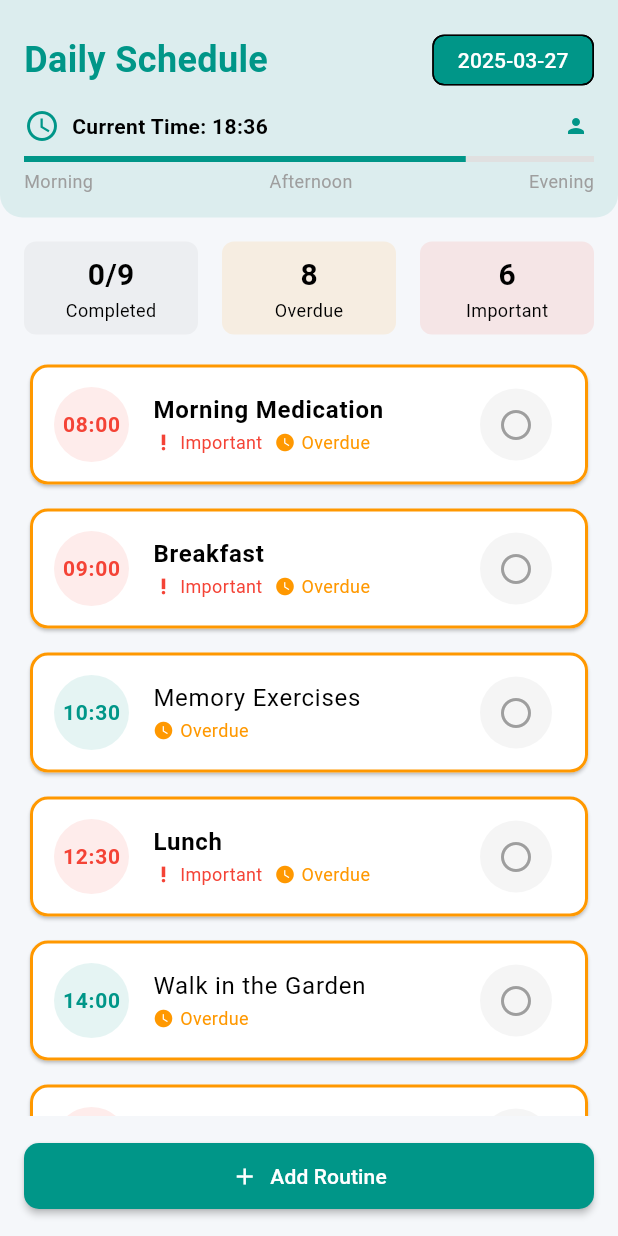
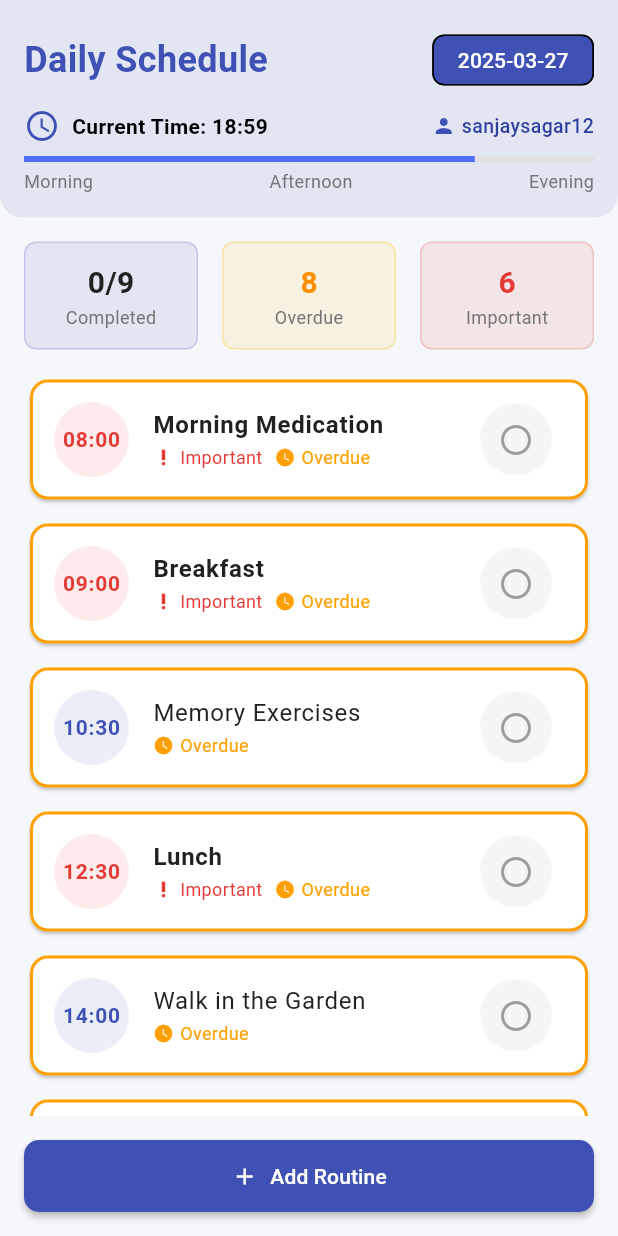
Before and after one commit to sanjaysagar12/memory_assistant, a Flutter app: the DailyRoutineComponent widget shown alone on an empty page, opened directly, on a phone screen of 412 x 824 dp. Run offline on Flutter 3.47's test engine with Material 3 defaults, Android fonts, the phone set to English and light mode, and no system bars; our stand-ins replace geolocator, google_maps_flutter, speech_to_text; network calls fail.

Commit message:
updated routine theam

```diff
--- a/lib/components/daily_routine/daily_routine_component.dart
+++ b/lib/components/daily_routine/daily_routine_component.dart
@@ -1,4 +1,5 @@
 import 'package:flutter/material.dart';
+import '../../theme/app_theme.dart';
 
 class DailyRoutineComponent extends StatefulWidget {
   const DailyRoutineComponent({Key? key}) : super(key: key);
@@ -67,8 +68,9 @@ class _DailyRoutineComponentState extends State<DailyRoutineComponent> {
   ];
 
   // Current time exactly as provided
-  String _currentTime = "2025-03-27 18:36:06";
+  String _currentTime = "2025-03-27 18:59:34";
   late DateTime _currentDateTime;
+  String _username = "sanjaysagar12";
 
   @override
   void initState() {
@@ -100,7 +102,7 @@ class _DailyRoutineComponentState extends State<DailyRoutineComponent> {
         Container(
           padding: EdgeInsets.all(16),
           decoration: BoxDecoration(
-            color: Colors.teal.withOpacity(0.1),
+            color: AppTheme.primaryColor.withOpacity(0.1),
             borderRadius: BorderRadius.only(
               bottomLeft: Radius.circular(15),
               bottomRight: Radius.circular(15),
@@ -116,7 +118,7 @@ class _DailyRoutineComponentState extends State<DailyRoutineComponent> {
                     style: TextStyle(
                       fontSize: 24,
                       fontWeight: FontWeight.bold,
-                      color: Colors.teal,
+                      color: AppTheme.primaryColor,
                     ),
                   ),
                   Chip(
@@ -124,7 +126,7 @@ class _DailyRoutineComponentState extends State<DailyRoutineComponent> {
                       _currentDateTime.toLocal().toString().split(' ')[0],
                       style: TextStyle(color: Colors.white),
                     ),
-                    backgroundColor: Colors.teal,
+                    backgroundColor: AppTheme.primaryColor,
                     padding: EdgeInsets.symmetric(horizontal: 8),
                   ),
                 ],
@@ -132,24 +134,30 @@ class _DailyRoutineComponentState extends State<DailyRoutineComponent> {
               SizedBox(height: 8),
               Row(
                 children: [
-                  Icon(Icons.access_time, color: Colors.teal),
+                  Icon(Icons.access_time, color: AppTheme.primaryColor),
                   SizedBox(width: 8),
                   Text(
                     'Current Time: ${_currentDateTime.hour.toString().padLeft(2, '0')}:${_currentDateTime.minute.toString().padLeft(2, '0')}',
                     style: TextStyle(fontWeight: FontWeight.bold),
                   ),
                   Spacer(),
-                  Icon(Icons.person, color: Colors.teal, size: 16),
+                  Icon(Icons.person, color: AppTheme.primaryColor, size: 16),
                   SizedBox(width: 4),
+                  Text(
+                    _username,
+                    style: TextStyle(
+                      color: AppTheme.secondaryColor,
+                      fontWeight: FontWeight.w500,
+                      fontSize: 13,
+                    ),
+                  ),
                 ],
               ),
               SizedBox(height: 8),
               LinearProgressIndicator(
-                value:
-                    (_currentDateTime.hour * 60 + _currentDateTime.minute) /
-                    (24 * 60),
+                value: (_currentDateTime.hour * 60 + _currentDateTime.minute) / (24 * 60),
                 backgroundColor: Colors.grey[300],
-                valueColor: AlwaysStoppedAnimation<Color>(Colors.teal),
+                valueColor: AlwaysStoppedAnimation<Color>(AppTheme.accentColor),
               ),
               SizedBox(height: 4),
               Row(
@@ -157,15 +165,15 @@ class _DailyRoutineComponentState extends State<DailyRoutineComponent> {
                 children: [
                   Text(
                     'Morning',
-                    style: TextStyle(fontSize: 12, color: Colors.grey),
+                    style: TextStyle(fontSize: 12, color: AppTheme.secondaryTextColor),
                   ),
                   Text(
                     'Afternoon',
-                    style: TextStyle(fontSize: 12, color: Colors.grey),
+                    style: TextStyle(fontSize: 12, color: AppTheme.secondaryTextColor),
                   ),
                   Text(
                     'Evening',
-                    style: TextStyle(fontSize: 12, color: Colors.grey),
+                    style: TextStyle(fontSize: 12, color: AppTheme.secondaryTextColor),
                   ),
                 ],
               ),
@@ -180,10 +188,14 @@ class _DailyRoutineComponentState extends State<DailyRoutineComponent> {
             children: [
               Expanded(
                 child: Container(
-                  padding: EdgeInsets.symmetric(vertical: 8),
+                  padding: EdgeInsets.symmetric(vertical: 12),
                   decoration: BoxDecoration(
-                    color: Colors.grey.withOpacity(0.1),
+                    color: AppTheme.primaryColor.withOpacity(0.1),
                     borderRadius: BorderRadius.circular(8),
+                    border: Border.all(
+                      color: AppTheme.primaryColor.withOpacity(0.2),
+                      width: 1,
+                    ),
                   ),
                   child: Column(
                     children: [
@@ -192,9 +204,13 @@ class _DailyRoutineComponentState extends State<DailyRoutineComponent> {
                         style: TextStyle(
                           fontSize: 20,
                           fontWeight: FontWeight.bold,
+                          color: AppTheme.primaryTextColor,
                         ),
                       ),
-                      Text('Completed', style: TextStyle(fontSize: 12)),
+                      Text(
+                        'Completed',
+                        style: TextStyle(fontSize: 12, color: AppTheme.secondaryTextColor),
+                      ),
                     ],
                   ),
                 ),
@@ -202,10 +218,14 @@ class _DailyRoutineComponentState extends State<DailyRoutineComponent> {
               SizedBox(width: 16),
               Expanded(
                 child: Container(
-                  padding: EdgeInsets.symmetric(vertical: 8),
+                  padding: EdgeInsets.symmetric(vertical: 12),
                   decoration: BoxDecoration(
-                    color: Colors.orange.withOpacity(0.1),
+                    color: Colors.amber.withOpacity(0.1),
                     borderRadius: BorderRadius.circular(8),
+                    border: Border.all(
+                      color: Colors.amber.withOpacity(0.3),
+                      width: 1,
+                    ),
                   ),
                   child: Column(
                     children: [
@@ -214,9 +234,13 @@ class _DailyRoutineComponentState extends State<DailyRoutineComponent> {
                         style: TextStyle(
                           fontSize: 20,
                           fontWeight: FontWeight.bold,
+                          color: Colors.amber[800],
                         ),
                       ),
-                      Text('Overdue', style: TextStyle(fontSize: 12)),
+                      Text(
+                        'Overdue',
+                        style: TextStyle(fontSize: 12, color: AppTheme.secondaryTextColor),
+                      ),
                     ],
                   ),
                 ),
@@ -224,10 +248,14 @@ class _DailyRoutineComponentState extends State<DailyRoutineComponent> {
               SizedBox(width: 16),
               Expanded(
                 child: Container(
-                  padding: EdgeInsets.symmetric(vertical: 8),
+                  padding: EdgeInsets.symmetric(vertical: 12),
                   decoration: BoxDecoration(
-                    color: Colors.red.withOpacity(0.1),
+                    color: AppTheme.errorColor.withOpacity(0.1),
                     borderRadius: BorderRadius.circular(8),
+                    border: Border.all(
+                      color: AppTheme.errorColor.withOpacity(0.2),
+                      width: 1,
+                    ),
                   ),
                   child: Column(
                     children: [
@@ -236,9 +264,13 @@ class _DailyRoutineComponentState extends State<DailyRoutineComponent> {
                         style: TextStyle(
                           fontSize: 20,
                           fontWeight: FontWeight.bold,
+                          color: AppTheme.errorColor,
                         ),
                       ),
-                      Text('Important', style: TextStyle(fontSize: 12)),
+                      Text(
+                        'Important',
+                        style: TextStyle(fontSize: 12, color: AppTheme.secondaryTextColor),
+                      ),
                     ],
                   ),
                 ),
@@ -265,16 +297,12 @@ class _DailyRoutineComponentState extends State<DailyRoutineComponent> {
                 shape: RoundedRectangleBorder(
                   borderRadius: BorderRadius.circular(12),
                   side: BorderSide(
-                    color:
-                        isCurrent
-                            ? Colors.teal
-                            : (isPastDue && !routine['completed'])
-                            ? Colors.orange
+                    color: isCurrent
+                        ? AppTheme.accentColor
+                        : (isPastDue && !routine['completed'])
+                            ? Colors.amber[700]!
                             : Colors.transparent,
-                    width:
-                        isCurrent || (isPastDue && !routine['completed'])
-                            ? 2
-                            : 0,
+                    width: isCurrent || (isPastDue && !routine['completed']) ? 2 : 0,
                   ),
                 ),
                 child: Padding(
@@ -285,10 +313,9 @@ class _DailyRoutineComponentState extends State<DailyRoutineComponent> {
                       height: 50,
                       decoration: BoxDecoration(
                         shape: BoxShape.circle,
-                        color:
-                            routine['important']
-                                ? Colors.red.withOpacity(0.1)
-                                : Colors.teal.withOpacity(0.1),
+                        color: routine['important']
+                            ? AppTheme.errorColor.withOpacity(0.1)
+                            : AppTheme.primaryColor.withOpacity(0.1),
                       ),
                       child: Center(
                         child: Text(
@@ -296,8 +323,9 @@ class _DailyRoutineComponentState extends State<DailyRoutineComponent> {
                           style: TextStyle(
                             fontSize: 14,
                             fontWeight: FontWeight.bold,
-                            color:
-                                routine['important'] ? Colors.red : Colors.teal,
+                            color: routine['important']
+                                ? AppTheme.errorColor
+                                : AppTheme.primaryColor,
                           ),
                         ),
                       ),
@@ -306,16 +334,11 @@ class _DailyRoutineComponentState extends State<DailyRoutineComponent> {
                       routine['activity'],
                       style: TextStyle(
                         fontSize: 16,
-                        fontWeight:
-                            routine['important']
-                                ? FontWeight.bold
-                                : FontWeight.normal,
-                        decoration:
-                            routine['completed']
-                                ? TextDecoration.lineThrough
-                                : null,
-                        color:
-                            routine['completed'] ? Colors.grey : Colors.black,
+                        fontWeight: routine['important'] ? FontWeight.bold : FontWeight.normal,
+                        decoration: routine['completed'] ? TextDecoration.lineThrough : null,
+                        color: routine['completed']
+                            ? AppTheme.secondaryTextColor
+                            : AppTheme.primaryTextColor,
                       ),
                     ),
                     subtitle: Row(
@@ -326,13 +349,13 @@ class _DailyRoutineComponentState extends State<DailyRoutineComponent> {
                               Icon(
                                 Icons.priority_high,
                                 size: 14,
-                                color: Colors.red,
+                                color: AppTheme.errorColor,
                               ),
                               SizedBox(width: 4),
                               Text(
                                 'Important',
                                 style: TextStyle(
-                                  color: Colors.red,
+                                  color: AppTheme.errorColor,
                                   fontSize: 12,
                                 ),
                               ),
@@ -345,13 +368,13 @@ class _DailyRoutineComponentState extends State<DailyRoutineComponent> {
                               Icon(
                                 Icons.watch_later,
                                 size: 14,
-                                color: Colors.orange,
+                                color: Colors.amber[700],
                               ),
                               SizedBox(width: 4),
                               Text(
                                 'Overdue',
                                 style: TextStyle(
-                                  color: Colors.orange,
+                                  color: Colors.amber[700],
                                   fontSize: 12,
                                 ),
                               ),
@@ -362,18 +385,16 @@ class _DailyRoutineComponentState extends State<DailyRoutineComponent> {
                     trailing: Container(
                       decoration: BoxDecoration(
                         shape: BoxShape.circle,
-                        color:
-                            routine['completed']
-                                ? Colors.green.withOpacity(0.1)
-                                : Colors.grey.withOpacity(0.1),
+                        color: routine['completed']
+                            ? Colors.green.withOpacity(0.1)
+                            : Colors.grey.withOpacity(0.1),
                       ),
                       child: IconButton(
                         icon: Icon(
                           routine['completed']
                               ? Icons.check_circle
                               : Icons.circle_outlined,
-                          color:
-                              routine['completed'] ? Colors.green : Colors.grey,
+                          color: routine['completed'] ? Colors.green : Colors.grey,
                         ),
                         onPressed: () => _toggleRoutineCompletion(index),
                       ),
@@ -397,18 +418,20 @@ class _DailyRoutineComponentState extends State<DailyRoutineComponent> {
                     ScaffoldMessenger.of(context).showSnackBar(
                       SnackBar(
                         content: Text('Add routine feature coming soon'),
+                        backgroundColor: AppTheme.primaryColor,
                       ),
                     );
                   },
                   icon: Icon(Icons.add),
                   label: Text('Add Routine'),
                   style: ElevatedButton.styleFrom(
-                    backgroundColor: Colors.teal,
+                    backgroundColor: AppTheme.primaryColor,
                     foregroundColor: Colors.white,
-                    padding: EdgeInsets.symmetric(vertical: 12),
+                    padding: EdgeInsets.symmetric(vertical: 14),
                     shape: RoundedRectangleBorder(
                       borderRadius: BorderRadius.circular(10),
                     ),
+                    elevation: 2,
                   ),
                 ),
               ),
```
